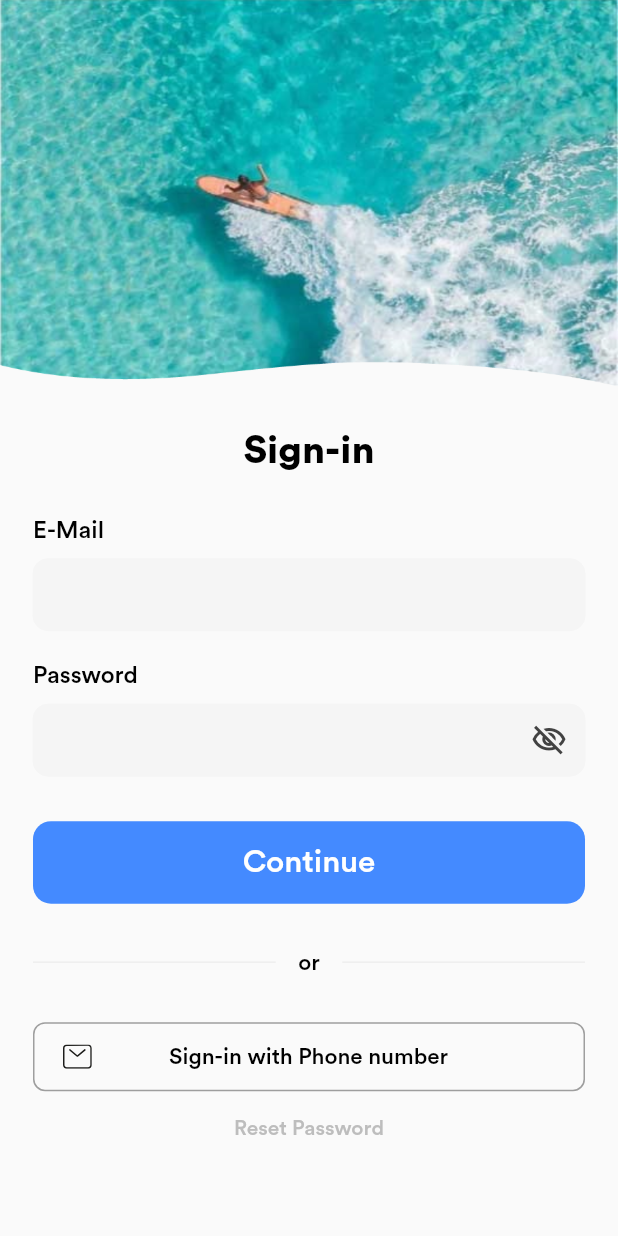
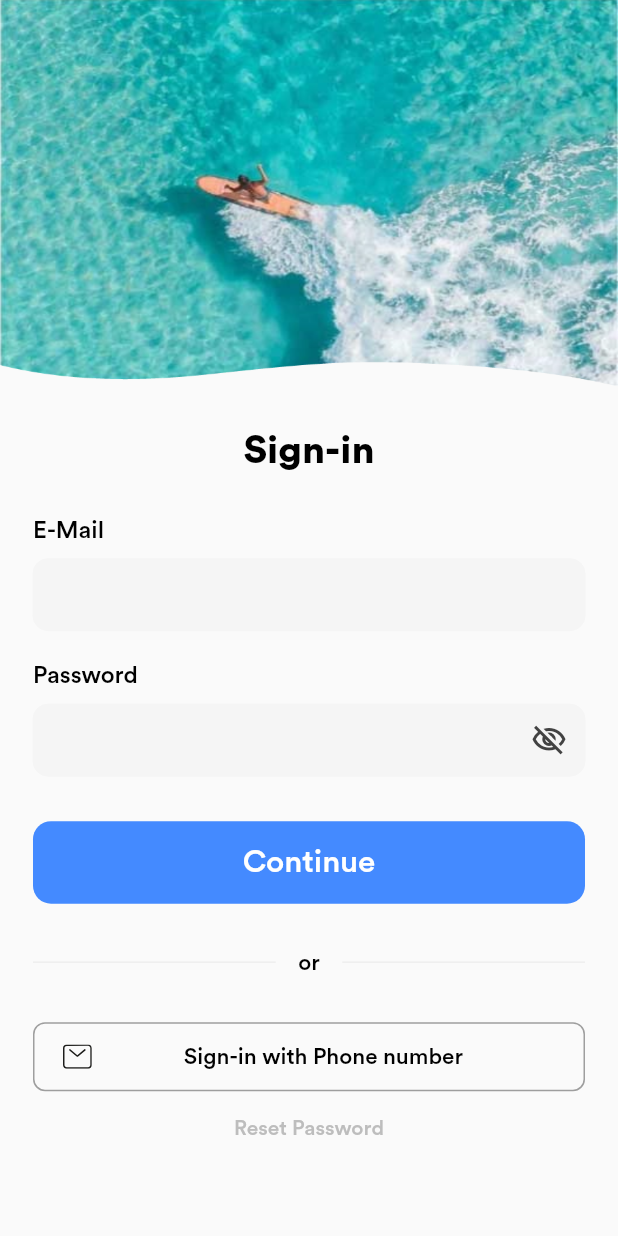
Before and after one commit to san07364/booking, a Flutter app: the screen it shows after launch, on a phone screen of 412 x 824 dp. Run offline on Flutter 3.47's test engine with Material 2 defaults, Android fonts, the light colour scheme and no system bars; our stand-ins replace flutter_svg.

Commit message:
Sign in ui changes

```diff
--- a/lib/ui/screens/sign_in/sign_in_screen.dart
+++ b/lib/ui/screens/sign_in/sign_in_screen.dart
@@ -132,10 +132,14 @@ class _SignInScreenState extends State<SignInScreen> {
                           side: BorderSide(width: 1.0, color: Colors.grey.shade500),
                         ),
                         child: Row(
+                          mainAxisSize: MainAxisSize.max,
                           children: [
                             SvgPicture.asset('asset/image/mail.svg'),
-                            SizedBox(width: _width/ 8,),
-                            const Text('Sign-in with Phone number',style: Style.normal,)
+                            const Expanded(
+                              child:  Align(
+                                  alignment: Alignment.center,
+                                  child:  Text('Sign-in with Phone number',style: Style.normal,)),
+                            )
                           ],
                         )
                     ),
```
